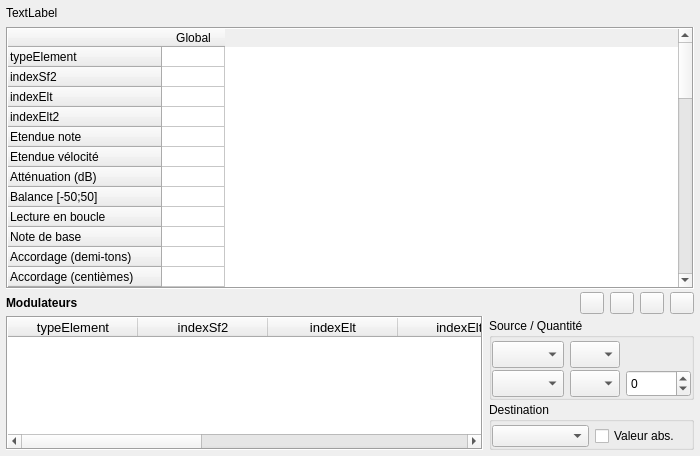
Qt form trunk/pages/page_inst.ui (davy7125/polyphone) before a commit.
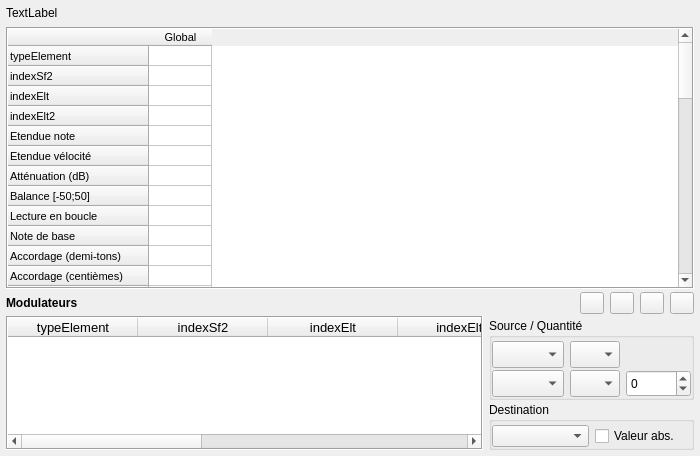
The same form after that commit. Icons and pictures are not drawn. Custom widgets are drawn as their Qt base class.

Patch:
```diff
--- a/trunk/pages/page_inst.ui
+++ b/trunk/pages/page_inst.ui
@@ -103,7 +103,7 @@
     <widget class="TableWidgetInst" name="tableInst">
      <property name="font">
       <font>
-       <pointsize>9</pointsize>
+       <pointsize>8</pointsize>
       </font>
      </property>
      <property name="frameShape">
```
